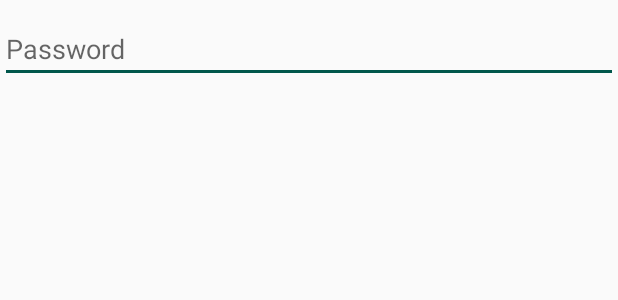
After one commit to pratikg1999/Bottle_Monitor, an Android app: the layout layout_dialog.xml on its own in the app's theme, with its tools: preview values and no code run, on a phone screen of 412 x 824 dp. The commit adds this screen. Shown: the top 300 px of the screen. Run offline under Robolectric (Android 15) with nearby library versions, the phone set to English and light mode, and no system bars.

Commit message:
Add Bottle Dialog Added

```diff
--- /dev/null
+++ b/app/src/main/res/layout/layout_dialog.xml
@@ -0,0 +1,18 @@
+<?xml version="1.0" encoding="utf-8"?>
+<LinearLayout xmlns:android="http://schemas.android.com/apk/res/android"
+    android:orientation="vertical" android:layout_width="match_parent"
+    android:layout_height="match_parent">
+
+
+    <EditText
+
+        android:layout_marginTop="10dp"
+        android:id="@+id/etPassword"
+        android:layout_gravity="center"
+        android:layout_width="match_parent"
+        android:layout_height="wrap_content"
+        android:backgroundTint="@color/colorPrimaryDark"
+        android:hint="Password"
+        android:inputType="textPassword" />
+
+</LinearLayout>
```
Also changed, not shown: app/src/main/java/com/example/bottle_monitor/AddBottleFragment.java (+69 -7 lines), app/src/main/java/com/example/bottle_monitor/NavActivity.java (+11 -1 lines), app/src/main/java/com/example/bottle_monitor/PasswordDialog.java (added, +76 -0 lines).
